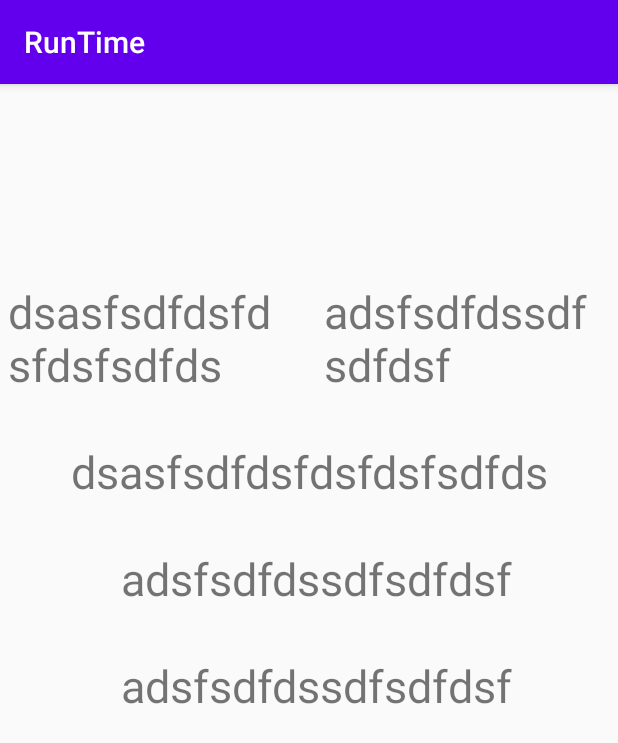
After one commit to sunshavit/RunTime, an Android app: the fragment ProfileFragment shown on its own in the app's theme, on a phone screen of 412 x 824 dp. The commit adds this screen. Shown: the top 743 px of the screen. Run offline under Robolectric (Android 15) with nearby library versions, the phone set to English and light mode, and no system bars; our stand-ins replace CircleImageView, Firebase (no records; nobody signed in at launch, a user with empty details on screens opened directly); 4 statements that could not run were skipped.

Commit message:
sun firebase

```diff
--- a/app/build.gradle
+++ b/app/build.gradle
@@ -40,6 +40,7 @@ dependencies {
     annotationProcessor 'com.github.bumptech.glide:compiler:4.11.0'
     implementation 'com.google.firebase:firebase-storage:19.2.0'
     implementation 'com.google.android.gms:play-services-location:17.0.0'
+    implementation 'de.hdodenhof:circleimageview:3.0.0'
     testImplementation 'junit:junit:4.12'
     androidTestImplementation 'androidx.test.ext:junit:1.1.1'
     androidTestImplementation 'androidx.test.espresso:espresso-core:3.2.0'
--- a/app/src/main/java/com/example/runtime/DataBaseClass.java
+++ b/app/src/main/java/com/example/runtime/DataBaseClass.java
@@ -25,9 +25,14 @@ public class DataBaseClass {
     private final String USERSTABLE = "users";
     private DatabaseReference databaseReference;
     private StorageReference storageReference;
-    private UserInstance user;
+
 
     private static DataBaseClass dataBaseClass = null;
+
+    interface OnGetUserImage{
+        void onSuccessGetImage(String uri);
+        void onFailedGetImage();
+    }
 
     interface OnUserCreateListener {
         void onSuccessCreate();
@@ -54,7 +59,7 @@ public class DataBaseClass {
      private OnUserPreferenceCreateListener callBackPreferenceCreate;
      private OnSaveImageListener callBackImage;
      private OnUserListsListener callBackUserLists;
-
+     private OnGetUserImage callBackGetImage;
 
     private DataBaseClass(){
         firebaseDatabase = FirebaseDatabase.getInstance();
@@ -147,6 +152,16 @@ public class DataBaseClass {
         specificUser.child("latitude").setValue(latitude);
     }
 
+    public void getImage(){
+        StorageReference reference = storageReference.child("profileImages/"+RegisterClass.getInstance().getUserId());
+        reference.getDownloadUrl().addOnSuccessListener(new OnSuccessListener<Uri>() {
+            @Override
+            public void onSuccess(Uri uri) {
+                callBackGetImage.onSuccessGetImage(uri.toString());
+            }
+        });
+    }
+
     public void getUser(ValueEventListener listener){
         final DatabaseReference users = firebaseDatabase.getReference("user");
         Log.d("sun","sun");
@@ -173,4 +188,7 @@ public class DataBaseClass {
         this.callBackUserLists = callBackUserLists;
     }
 
+    public void setCallBackGetImage(OnGetUserImage callBackGetImage) {
+        this.callBackGetImage = callBackGetImage;
+    }
 }
--- a/app/src/main/java/com/example/runtime/MainActivity.java
+++ b/app/src/main/java/com/example/runtime/MainActivity.java
@@ -32,6 +32,7 @@ public class MainActivity extends AppCompatActivity implements BottomNavBarFragm
     final String SIGNUP3TAG="signup3tag";
     final String HOME_TAG="homeTag";
     final String NAV_TAG = "nav";
+    final String PROFiLE_TAG = "profiletag";
     private boolean isFirstFragment=true;
     private FirebaseAuth firebaseAuth = FirebaseAuth.getInstance();
     private FirebaseAuth.AuthStateListener authStateListener;
@@ -154,7 +155,7 @@ public class MainActivity extends AppCompatActivity implements BottomNavBarFragm
                 break;
             case "profile":
                 Toast.makeText(this,"profile", Toast.LENGTH_LONG).show();
-                //fragmentManager.beginTransaction().replace(R.id.rootLayout,new SignUp3Fragment(),SIGNUP3TAG).commit();
+                fragmentManager.beginTransaction().replace(R.id.rootLayout,new ProfileFragment(),PROFiLE_TAG).commit();
                 break;
             case "message":
                 Toast.makeText(this,"message", Toast.LENGTH_LONG).show();
--- /dev/null
+++ b/app/src/main/java/com/example/runtime/ProfileFragment.java
@@ -0,0 +1,73 @@
+package com.example.runtime;
+
+import android.content.Context;
+import android.os.Bundle;
+import android.util.Log;
+import android.view.LayoutInflater;
+import android.view.View;
+import android.view.ViewGroup;
+import android.widget.TextView;
+
+import androidx.annotation.NonNull;
+import androidx.annotation.Nullable;
+import androidx.fragment.app.Fragment;
+import androidx.lifecycle.Observer;
+import androidx.lifecycle.ViewModel;
+import androidx.lifecycle.ViewModelProvider;
+
+import com.bumptech.glide.Glide;
+
+import de.hdodenhof.circleimageview.CircleImageView;
+
+public class ProfileFragment extends Fragment {
+
+    private ProfileVM profileVM;
+
+
+
+    @Override
+    public void onAttach(@NonNull Context context) {
+        super.onAttach(context);
+        profileVM= new ViewModelProvider(getActivity()).get(ProfileVM.class);
+    }
+
+    @Nullable
+    @Override
+    public View onCreateView(@NonNull LayoutInflater inflater, @Nullable ViewGroup container, @Nullable Bundle savedInstanceState) {
+        View root = inflater.inflate(R.layout.profile_fragment, container,false);
+        final CircleImageView circleImageView = root.findViewById(R.id.profile_image);
+        profileVM.getImageFromData();
+        final Context context = getActivity();
+        Observer<String> resultObserverImage = new Observer<String>() {
+            @Override
+            public void onChanged(String s) {
+                Glide.with(context).load(s).into(circleImageView);
+            }
+        };
+
+        profileVM.getImageLivedata().observe(this , resultObserverImage);
+
+        final TextView textViewLocation = root.findViewById(R.id.locationProfileTV);
+        final TextView textViewAge = root.findViewById(R.id.ageProfileTV);
+        final TextView textViewEmail = root.findViewById(R.id.emailProfileTV);
+        final TextView textViewName = root.findViewById(R.id.fullNameProfileTV);
+        final TextView textViewLevel = root.findViewById(R.id.levelProfileTV);
+        Observer<User> observerUser = new Observer<User>() {
+            @Override
+            public void onChanged(User user) {
+                textViewAge.setText(user.getDayOfMonth()+"/"+user.getMonth()+"/"+user.getYear());
+                textViewLevel.setText(user.getRunningLevel());
+                textViewLocation.setText(profileVM.getAddress(context,user.getLatitude(),user.getLongitude()));
+                textViewName.setText(user.getFullName());
+            }
+        };
+
+        profileVM.getLiveDataUser().observe(this,observerUser);
+
+
+
+
+
+        return root;
+    }
+}
--- /dev/null
+++ b/app/src/main/java/com/example/runtime/ProfileVM.java
@@ -0,0 +1,61 @@
+package com.example.runtime;
+
+import android.content.Context;
+import android.location.Geocoder;
+import android.util.Log;
+
+import androidx.lifecycle.LiveData;
+import androidx.lifecycle.MutableLiveData;
+import androidx.lifecycle.ViewModel;
+
+import java.io.IOException;
+import java.util.Locale;
+
+public class ProfileVM extends ViewModel implements DataBaseClass.OnGetUserImage {
+    private DataBaseClass dataBaseClass = DataBaseClass.getInstance();
+    private MutableLiveData<String> liveDataImage = new MutableLiveData<>();
+    private MutableLiveData<User> liveDataUser = new MutableLiveData<>();
+    private UserInstance userInstance;
+
+    public ProfileVM() {
+        dataBaseClass.setCallBackGetImage(this);
+        this.userInstance = UserInstance.getInstance();
+        liveDataUser.setValue(userInstance.getUser());
+    }
+
+    public MutableLiveData<User> getLiveDataUser() {
+        return liveDataUser;
+    }
+
+    public User getUser() {
+        return userInstance.getUser();
+    }
+
+    public String getAddress(Context context, double latitude, double longitude){
+        Geocoder geocoder = new Geocoder(context , Locale.getDefault());
+        try {
+            return geocoder.getFromLocation(latitude,longitude,1).get(0).getLocality();
+        } catch (IOException e) {
+            e.printStackTrace();
+        }
+        return null;
+    }
+
+
+    public void getImageFromData(){
+        dataBaseClass.getImage();
+    }
+
+    public MutableLiveData<String> getImageLivedata() {
+        return liveDataImage;
+    }
+
+    @Override
+    public void onSuccessGetImage(String uri) {
+        liveDataImage.setValue(uri);
+    }
+
+    @Override
+    public void onFailedGetImage() {
+    }
+}
--- /dev/null
+++ b/app/src/main/res/layout/profile_fragment.xml
@@ -0,0 +1,97 @@
+<?xml version="1.0" encoding="utf-8"?>
+<RelativeLayout xmlns:android="http://schemas.android.com/apk/res/android"
+    android:layout_width="match_parent"
+    android:layout_height="match_parent"
+    xmlns:app="http://schemas.android.com/apk/res-auto">
+
+
+    <de.hdodenhof.circleimageview.CircleImageView
+        android:id="@+id/profile_image"
+        android:layout_width="96dp"
+        android:layout_height="96dp"
+        android:layout_centerHorizontal="true"
+        app:civ_border_width="2dp"
+        android:layout_marginTop="10dp"
+        app:civ_border_color="#FF000000"/>
+
+    <LinearLayout
+        android:layout_width="match_parent"
+        android:layout_height="wrap_content"
+        android:weightSum="2"
+        android:layout_marginTop="20dp"
+        android:id="@+id/linearLayoutNameAndAge"
+        android:layout_below="@+id/profile_image">
+
+        <TextView
+            android:layout_width="0dp"
+            android:layout_height="wrap_content"
+            android:layout_weight="1"
+            android:textSize="30sp"
+            android:padding="5dp"
+            android:text="dsasfsdfdsfdsfdsfsdfds"
+            android:id="@+id/fullNameProfileTV"/>
+
+        <TextView
+            android:layout_width="0dp"
+            android:layout_height="wrap_content"
+            android:layout_weight="1"
+            android:textSize="30sp"
+            android:padding="5dp"
+            android:layout_marginStart="10dp"
+            android:text="adsfsdfdssdfsdfdsf"
+            android:id="@+id/ageProfileTV"/>
+
+
+
+    </LinearLayout>
+
+
+    <LinearLayout
+        android:layout_width="match_parent"
+        android:layout_height="match_parent"
+        android:layout_below="@+id/linearLayoutNameAndAge"
+        android:orientation="vertical">
+
+
+        <TextView
+            android:layout_width="match_parent"
+            android:layout_height="wrap_content"
+            android:textSize="30sp"
+            android:padding="5dp"
+            android:gravity="center"
+            android:layout_marginTop="20dp"
+            android:text="dsasfsdfdsfdsfdsfsdfds"
+            android:id="@+id/levelProfileTV"/>
+
+        <TextView
+            android:layout_width="match_parent"
+            android:layout_height="wrap_content"
+            android:textSize="30sp"
+            android:padding="5dp"
+            android:gravity="center"
+            android:layout_marginTop="20dp"
+            android:layout_marginStart="10dp"
+            android:text="adsfsdfdssdfsdfdsf"
+            android:id="@+id/locationProfileTV"/>
+
+        <TextView
+            android:layout_width="match_parent"
+            android:layout_height="wrap_content"
+            android:textSize="30sp"
+            android:padding="5dp"
+            android:layout_marginStart="10dp"
+            android:layout_marginTop="20dp"
+            android:gravity="center"
+            android:text="adsfsdfdssdfsdfdsf"
+            android:id="@+id/emailProfileTV"/>
+
+
+    </LinearLayout>
+
+
+
+
+
+
+
+</RelativeLayout>
```
Also changed, not shown: app/src/main/java/com/example/runtime/HomeFragment.java (+16 -1 lines), app/src/main/java/com/example/runtime/HomeVM.java (+15 -1 lines), app/src/main/res/layout/home_fragment.xml (+8 -3 lines).
